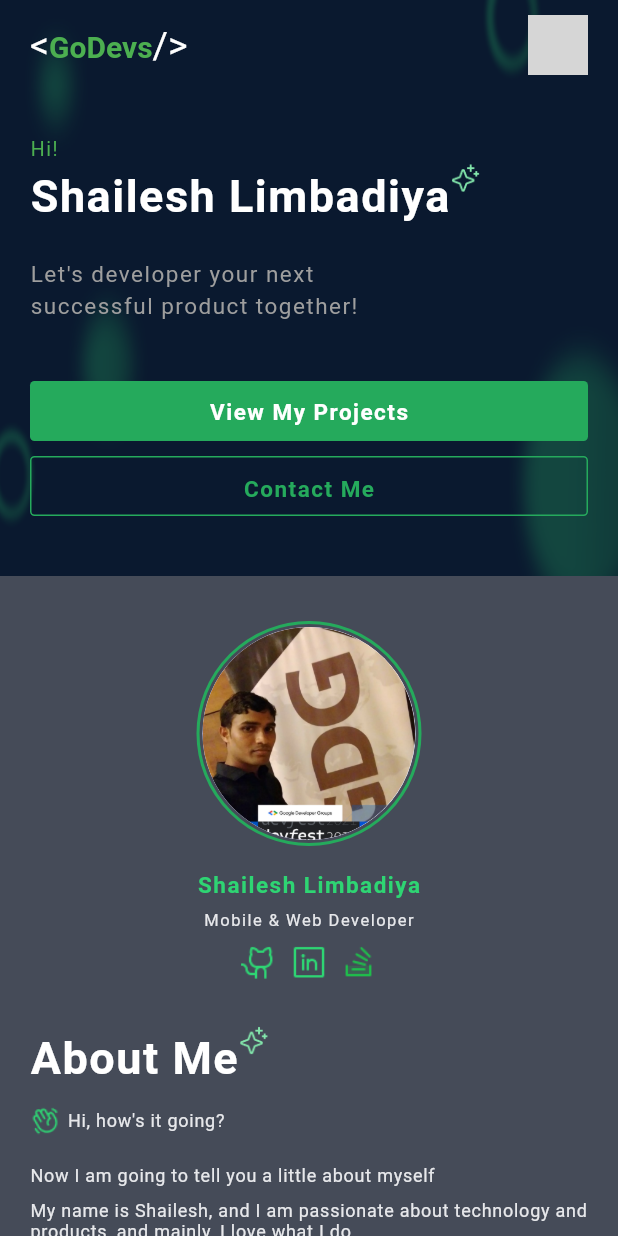
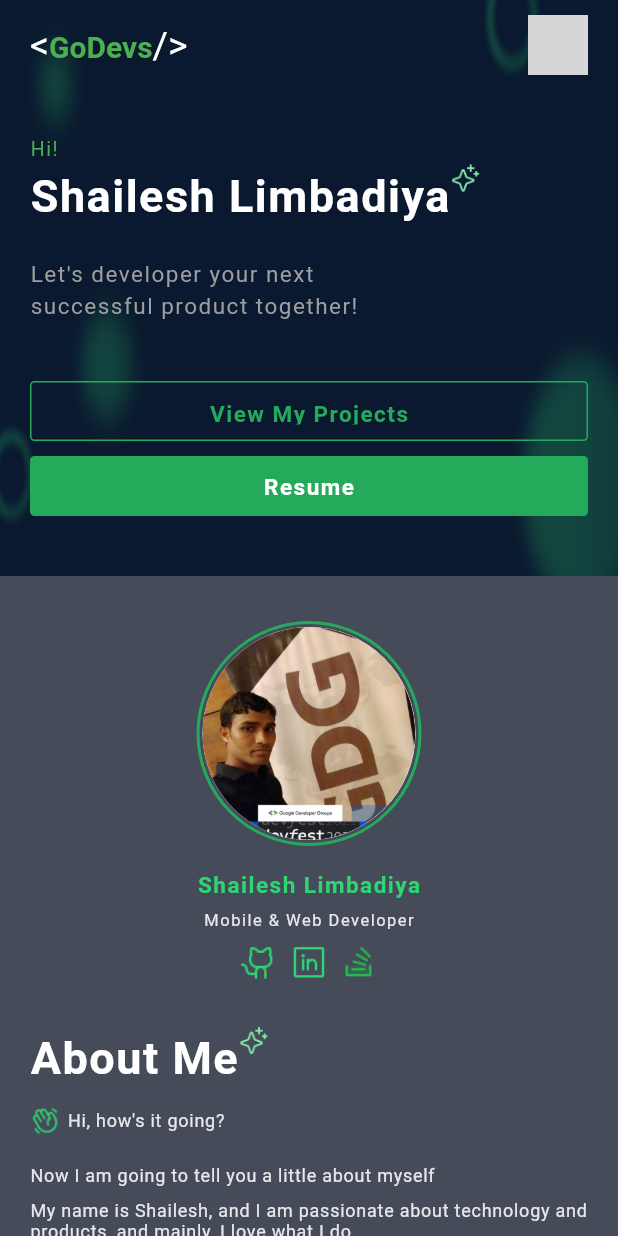
Before and after one commit to aivision369/flutter.shailesh.porfolio, a Flutter app: the screen it shows after launch, on a phone screen of 412 x 824 dp. Run offline on Flutter 3.47's test engine with Material 3 defaults, Android fonts, the phone set to English and light mode, and no system bars; our stand-ins replace google_fonts; missing offline and left inert: dart:html, dart:js; Roboto replaces fonts that are missing (Exo); grey boxes are pictures that could not be loaded.

Commit message:
Added that when we click on any openable view then it opened. Enable this support in mobile view also.

```diff
--- a/lib/screens/mobile/mobile_header_view.dart
+++ b/lib/screens/mobile/mobile_header_view.dart
@@ -3,6 +3,7 @@ import 'package:google_fonts/google_fonts.dart';
 import 'package:shailesh_res_portfolio/strings.dart';
 
 import 'package:shailesh_res_portfolio/uniqe.dart';
+import 'package:shailesh_res_portfolio/untils/utils.dart';
 
 class MobileHeaderView extends StatelessWidget {
   const MobileHeaderView({Key? key, required this.scaffoldKey})
@@ -101,14 +102,14 @@ class MobileHeaderView extends StatelessWidget {
                 height: 40,
                 decoration: BoxDecoration(
                     borderRadius: BorderRadius.circular(3),
-                    color: kPrimaryDark),
+                    border: Border.all(width: 1, color: kPrimaryDark),),
                 child: Center(
                   child: Padding(
                     padding: EdgeInsets.all(10),
                     child: Text(
                       AppString.viewMyProject,
                       style: GoogleFonts.exo(
-                          color: Colors.white,
+                          color: kPrimaryDark,
                           fontSize: 15,
                           fontWeight: FontWeight.bold,
                           letterSpacing: 1),
@@ -116,22 +117,27 @@ class MobileHeaderView extends StatelessWidget {
                   ),
                 ),
               ),
-              Container(
+              InkWell(
+                onTap:(){
+                  Utils.launchWebPage(StrRes.resume);
+                },
+                child: Container(
                   margin: EdgeInsets.only(top: 10),
                   height: 40,
                   decoration: BoxDecoration(
                       borderRadius: BorderRadius.circular(3),
-                    border: Border.all(width: 1, color: kPrimaryDark)),
+                      color: kPrimaryDark),
                   child: Center(
                     child: Padding(
                       padding: EdgeInsets.all(10),
                       child: Text(
-                      AppString.contactMe,
+                        AppString.resume,
                         style: GoogleFonts.exo(
-                          color: kPrimaryDark,
+                            color: Colors.white,
                             fontSize: 15,
                             fontWeight: FontWeight.bold,
                             letterSpacing: 1),
+                      ),
                     ),
                   ),
                 ),
```
Lines whose indentation alone changed are shown as unchanged.
